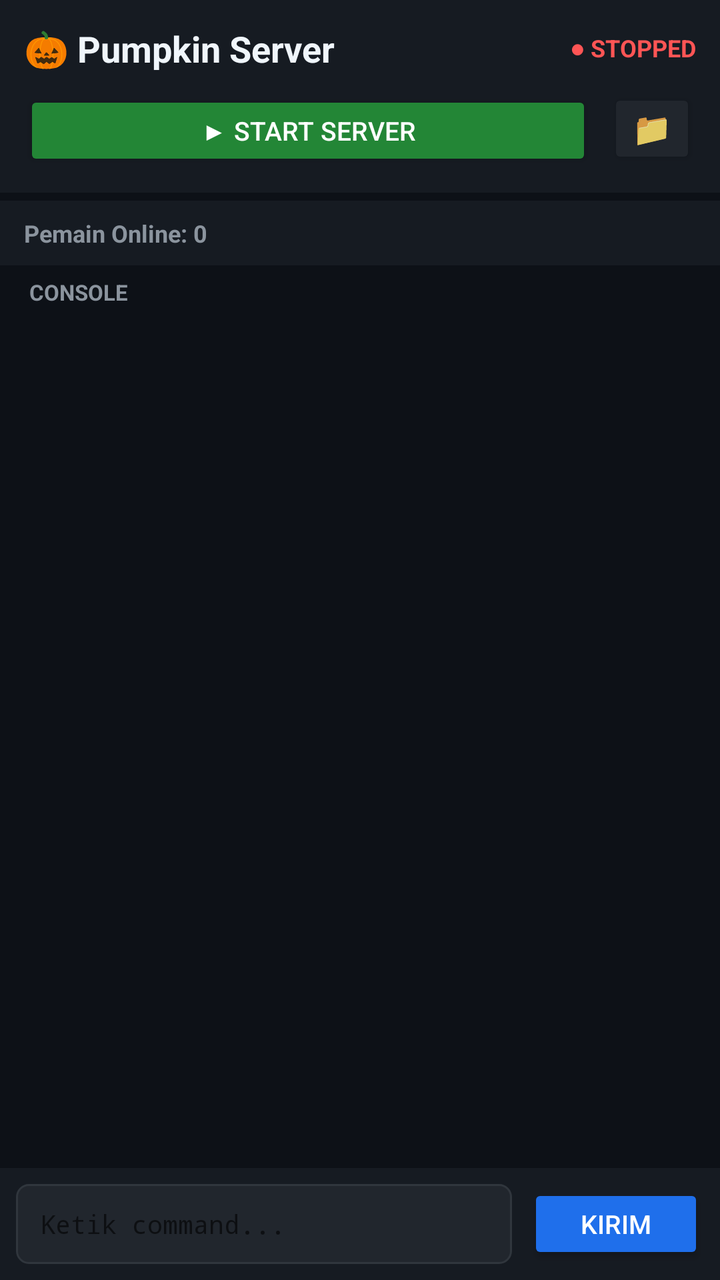
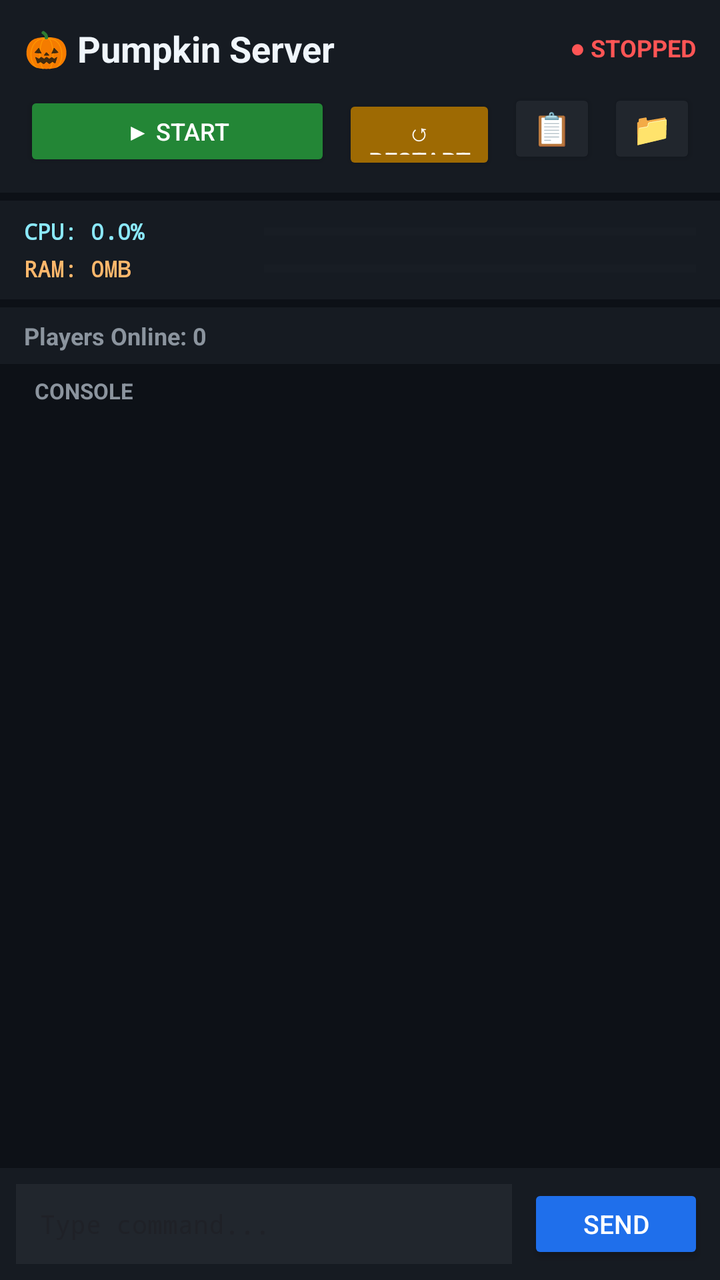

Compare the two renders of this Android layout. The source of the first and the diff that turns it into the second are given below.
<!-- AndroidManifest.xml: application theme Theme.PumpkinGUI -->
<!-- res/layout/activity_main.xml -->
<?xml version="1.0" encoding="utf-8"?>
<androidx.constraintlayout.widget.ConstraintLayout
    xmlns:android="http://schemas.android.com/apk/res/android"
    xmlns:app="http://schemas.android.com/apk/res-auto"
    android:layout_width="match_parent"
    android:layout_height="match_parent"
    android:background="#0D1117">

    
    <LinearLayout
        android:id="@+id/header"
        android:layout_width="match_parent"
        android:layout_height="wrap_content"
        android:orientation="vertical"
        android:background="#161B22"
        android:padding="12dp"
        app:layout_constraintTop_toTopOf="parent"
        app:layout_constraintStart_toStartOf="parent"
        app:layout_constraintEnd_toEndOf="parent">

        <LinearLayout
            android:layout_width="match_parent"
            android:layout_height="wrap_content"
            android:orientation="horizontal"
            android:gravity="center_vertical">

            <TextView
                android:layout_width="0dp"
                android:layout_height="wrap_content"
                android:layout_weight="1"
                android:text="🎃 Pumpkin Server"
                android:textColor="#F0F6FC"
                android:textSize="18sp"
                android:textStyle="bold" />

            <TextView
                android:id="@+id/tvStatus"
                android:layout_width="wrap_content"
                android:layout_height="wrap_content"
                android:text="● STOPPED"
                android:textColor="#FF5555"
                android:textSize="12sp"
                android:textStyle="bold" />
        </LinearLayout>

        
        <LinearLayout
            android:layout_width="match_parent"
            android:layout_height="wrap_content"
            android:orientation="horizontal"
            android:layout_marginTop="8dp">

            <Button
                android:id="@+id/btnStartStop"
                android:layout_width="0dp"
                android:layout_height="40dp"
                android:layout_weight="1"
                android:text="▶ Start Server"
                android:textColor="#FFFFFF"
                android:backgroundTint="#238636"
                android:textSize="13sp" />

            <Button
                android:id="@+id/btnShowPath"
                android:layout_width="44dp"
                android:layout_height="40dp"
                android:layout_marginStart="8dp"
                android:text="📁"
                android:textSize="16sp"
                android:backgroundTint="#21262D"
                android:padding="0dp" />
        </LinearLayout>
    </LinearLayout>

    
    <LinearLayout
        android:id="@+id/playersPanel"
        android:layout_width="match_parent"
        android:layout_height="wrap_content"
        android:orientation="vertical"
        android:background="#161B22"
        android:paddingStart="12dp"
        android:paddingEnd="12dp"
        android:paddingTop="8dp"
        android:paddingBottom="8dp"
        android:layout_marginTop="4dp"
        app:layout_constraintTop_toBottomOf="@id/header"
        app:layout_constraintStart_toStartOf="parent"
        app:layout_constraintEnd_toEndOf="parent">

        <TextView
            android:id="@+id/tvPlayerCount"
            android:layout_width="match_parent"
            android:layout_height="wrap_content"
            android:text="Pemain Online: 0"
            android:textColor="#8B949E"
            android:textSize="12sp"
            android:textStyle="bold" />

        <androidx.recyclerview.widget.RecyclerView
            android:id="@+id/rvPlayers"
            android:layout_width="match_parent"
            android:layout_height="wrap_content"
            android:maxHeight="80dp"
            android:nestedScrollingEnabled="false" />
    </LinearLayout>

    
    <TextView
        android:id="@+id/tvConsoleLabel"
        android:layout_width="match_parent"
        android:layout_height="wrap_content"
        android:text=" CONSOLE"
        android:textColor="#8B949E"
        android:textSize="11sp"
        android:textStyle="bold"
        android:background="#0D1117"
        android:paddingStart="12dp"
        android:paddingTop="6dp"
        android:paddingBottom="4dp"
        app:layout_constraintTop_toBottomOf="@id/playersPanel"
        app:layout_constraintStart_toStartOf="parent"
        app:layout_constraintEnd_toEndOf="parent" />

    <androidx.recyclerview.widget.RecyclerView
        android:id="@+id/rvLog"
        android:layout_width="match_parent"
        android:layout_height="0dp"
        android:background="#0D1117"
        android:padding="8dp"
        app:layout_constraintTop_toBottomOf="@id/tvConsoleLabel"
        app:layout_constraintBottom_toTopOf="@id/commandBar"
        app:layout_constraintStart_toStartOf="parent"
        app:layout_constraintEnd_toEndOf="parent" />

    
    <LinearLayout
        android:id="@+id/commandBar"
        android:layout_width="match_parent"
        android:layout_height="wrap_content"
        android:orientation="horizontal"
        android:background="#161B22"
        android:padding="8dp"
        app:layout_constraintBottom_toBottomOf="parent"
        app:layout_constraintStart_toStartOf="parent"
        app:layout_constraintEnd_toEndOf="parent">

        <EditText
            android:id="@+id/etCommand"
            android:layout_width="0dp"
            android:layout_height="40dp"
            android:layout_weight="1"
            android:hint="Ketik command..."
            android:hintTextColor="#484F58"
            android:textColor="#F0F6FC"
            android:textSize="13sp"
            android:typeface="monospace"
            android:background="@drawable/bg_input"
            android:paddingStart="12dp"
            android:paddingEnd="12dp"
            android:imeOptions="actionSend"
            android:inputType="text"
            android:singleLine="true" />

        <Button
            android:id="@+id/btnSend"
            android:layout_width="wrap_content"
            android:layout_height="40dp"
            android:layout_marginStart="8dp"
            android:text="Kirim"
            android:textColor="#FFFFFF"
            android:backgroundTint="#1F6FEB"
            android:textSize="13sp" />
    </LinearLayout>

</androidx.constraintlayout.widget.ConstraintLayout>
<!-- resources referenced by this layout -->
<resources>
  <!-- drawable bg_input (drawable) -->
  <?xml version="1.0" encoding="utf-8"?>
  <shape xmlns:android="http://schemas.android.com/apk/res/android">
      <solid android:color="#21262D" />
      <corners android:radius="6dp" />
      <stroke android:width="1dp" android:color="#30363D" />
  </shape>
  <style name="Theme.PumpkinGUI" parent="Theme.MaterialComponents.DayNight.NoActionBar">
          <item name="colorPrimary">#238636</item>
          <item name="colorPrimaryVariant">#196127</item>
          <item name="colorOnPrimary">#FFFFFF</item>
          <item name="colorSurface">#161B22</item>
          <item name="android:windowBackground">#0D1117</item>
          <item name="android:statusBarColor">#161B22</item>
          <item name="android:navigationBarColor">#161B22</item>
      </style>
</resources>

<!-- the commit's change to res/layout/activity_main.xml (unified diff, before → after) -->
@@ -54,17 +54,38 @@
                 android:id="@+id/btnStartStop"
                 android:layout_width="0dp"
                 android:layout_height="40dp"
-                android:layout_weight="1"
-                android:text="▶ Start Server"
+                android:layout_weight="2"
+                android:text="▶ Start"
                 android:textColor="#FFFFFF"
                 android:backgroundTint="#238636"
-                android:textSize="13sp" />
+                android:textSize="12sp" />
+
+            <Button
+                android:id="@+id/btnRestart"
+                android:layout_width="0dp"
+                android:layout_height="40dp"
+                android:layout_weight="1"
+                android:layout_marginStart="6dp"
+                android:text="↺ Restart"
+                android:textColor="#FFFFFF"
+                android:backgroundTint="#9E6A03"
+                android:textSize="12sp" />
+
+            <Button
+                android:id="@+id/btnCopyLog"
+                android:layout_width="44dp"
+                android:layout_height="40dp"
+                android:layout_marginStart="6dp"
+                android:text="📋"
+                android:textSize="16sp"
+                android:backgroundTint="#21262D"
+                android:padding="0dp" />
 
             <Button
                 android:id="@+id/btnShowPath"
                 android:layout_width="44dp"
                 android:layout_height="40dp"
-                android:layout_marginStart="8dp"
+                android:layout_marginStart="6dp"
                 android:text="📁"
                 android:textSize="16sp"
                 android:backgroundTint="#21262D"
@@ -74,7 +95,7 @@
 
     
     <LinearLayout
-        android:id="@+id/playersPanel"
+        android:id="@+id/statsPanel"
         android:layout_width="match_parent"
         android:layout_height="wrap_content"
         android:orientation="vertical"
@@ -88,11 +109,85 @@
         app:layout_constraintStart_toStartOf="parent"
         app:layout_constraintEnd_toEndOf="parent">
 
+        <LinearLayout
+            android:layout_width="match_parent"
+            android:layout_height="wrap_content"
+            android:orientation="horizontal"
+            android:gravity="center_vertical"
+            android:layout_marginBottom="4dp">
+
+            <TextView
+                android:id="@+id/tvCpu"
+                android:layout_width="120dp"
+                android:layout_height="wrap_content"
+                android:text="CPU: 0.0%"
+                android:textColor="#8BE9FD"
+                android:textSize="11sp"
+                android:textStyle="bold"
+                android:typeface="monospace" />
+
+            <ProgressBar
+                android:id="@+id/progressCpu"
+                style="?android:attr/progressBarStyleHorizontal"
+                android:layout_width="0dp"
+                android:layout_height="8dp"
+                android:layout_weight="1"
+                android:max="100"
+                android:progress="0"
+                android:progressTint="#8BE9FD"
+                android:progressBackgroundTint="#21262D" />
+        </LinearLayout>
+
+        <LinearLayout
+            android:layout_width="match_parent"
+            android:layout_height="wrap_content"
+            android:orientation="horizontal"
+            android:gravity="center_vertical">
+
+            <TextView
+                android:id="@+id/tvRam"
+                android:layout_width="120dp"
+                android:layout_height="wrap_content"
+                android:text="RAM: 0MB"
+                android:textColor="#FFB86C"
+                android:textSize="11sp"
+                android:textStyle="bold"
+                android:typeface="monospace" />
+
+            <ProgressBar
+                android:id="@+id/progressRam"
+                style="?android:attr/progressBarStyleHorizontal"
+                android:layout_width="0dp"
+                android:layout_height="8dp"
+                android:layout_weight="1"
+                android:max="100"
+                android:progress="0"
+                android:progressTint="#FFB86C"
+                android:progressBackgroundTint="#21262D" />
+        </LinearLayout>
+    </LinearLayout>
+
+    
+    <LinearLayout
+        android:id="@+id/playersPanel"
+        android:layout_width="match_parent"
+        android:layout_height="wrap_content"
+        android:orientation="vertical"
+        android:background="#161B22"
+        android:paddingStart="12dp"
+        android:paddingEnd="12dp"
+        android:paddingTop="6dp"
+        android:paddingBottom="6dp"
+        android:layout_marginTop="4dp"
+        app:layout_constraintTop_toBottomOf="@id/statsPanel"
+        app:layout_constraintStart_toStartOf="parent"
+        app:layout_constraintEnd_toEndOf="parent">
+
         <TextView
             android:id="@+id/tvPlayerCount"
             android:layout_width="match_parent"
             android:layout_height="wrap_content"
-            android:text="Pemain Online: 0"
+            android:text="Players Online: 0"
             android:textColor="#8B949E"
             android:textSize="12sp"
             android:textStyle="bold" />
@@ -101,16 +196,15 @@
             android:id="@+id/rvPlayers"
             android:layout_width="match_parent"
             android:layout_height="wrap_content"
-            android:maxHeight="80dp"
             android:nestedScrollingEnabled="false" />
     </LinearLayout>
 
     
     <TextView
-        android:id="@+id/tvConsoleLabel"
-        android:layout_width="match_parent"
-        android:layout_height="wrap_content"
-        android:text=" CONSOLE"
+        android:id="@+id/tvLabel"
+        android:layout_width="match_parent"
+        android:layout_height="wrap_content"
+        android:text="  CONSOLE"
         android:textColor="#8B949E"
         android:textSize="11sp"
         android:textStyle="bold"
@@ -122,13 +216,14 @@
         app:layout_constraintStart_toStartOf="parent"
         app:layout_constraintEnd_toEndOf="parent" />
 
+    
     <androidx.recyclerview.widget.RecyclerView
         android:id="@+id/rvLog"
         android:layout_width="match_parent"
         android:layout_height="0dp"
         android:background="#0D1117"
         android:padding="8dp"
-        app:layout_constraintTop_toBottomOf="@id/tvConsoleLabel"
+        app:layout_constraintTop_toBottomOf="@id/tvLabel"
         app:layout_constraintBottom_toTopOf="@id/commandBar"
         app:layout_constraintStart_toStartOf="parent"
         app:layout_constraintEnd_toEndOf="parent" />
@@ -150,12 +245,11 @@
             android:layout_width="0dp"
             android:layout_height="40dp"
             android:layout_weight="1"
-            android:hint="Ketik command..."
-            android:hintTextColor="#484F58"
+            android:hint="Type command..."
             android:textColor="#F0F6FC"
             android:textSize="13sp"
             android:typeface="monospace"
-            android:background="@drawable/bg_input"
+            android:background="#21262D"
             android:paddingStart="12dp"
             android:paddingEnd="12dp"
             android:imeOptions="actionSend"
@@ -167,7 +261,7 @@
             android:layout_width="wrap_content"
             android:layout_height="40dp"
             android:layout_marginStart="8dp"
-            android:text="Kirim"
+            android:text="Send"
             android:textColor="#FFFFFF"
             android:backgroundTint="#1F6FEB"
             android:textSize="13sp" />
<!-- resource entries referenced after the edit -->
@@ -1,20 +1,7 @@
 <!-- resources referenced by this layout -->
 <resources>
-  <!-- drawable bg_input (drawable) -->
-  <?xml version="1.0" encoding="utf-8"?>
-  <shape xmlns:android="http://schemas.android.com/apk/res/android">
-      <solid android:color="#21262D" />
-      <corners android:radius="6dp" />
-      <stroke android:width="1dp" android:color="#30363D" />
-  </shape>
-  <style name="Theme.PumpkinGUI" parent="Theme.MaterialComponents.DayNight.NoActionBar">
-          <item name="colorPrimary">#238636</item>
-          <item name="colorPrimaryVariant">#196127</item>
-          <item name="colorOnPrimary">#FFFFFF</item>
-          <item name="colorSurface">#161B22</item>
-          <item name="android:windowBackground">#0D1117</item>
-          <item name="android:statusBarColor">#161B22</item>
-          <item name="android:navigationBarColor">#161B22</item>
-      </style>
+  <style name="AppTheme" parent="Base.AppTheme" />
+  <style name="Base.AppTheme" parent="Theme.Material3.DayNight.NoActionBar">
+    </style>
 </resources>
 
